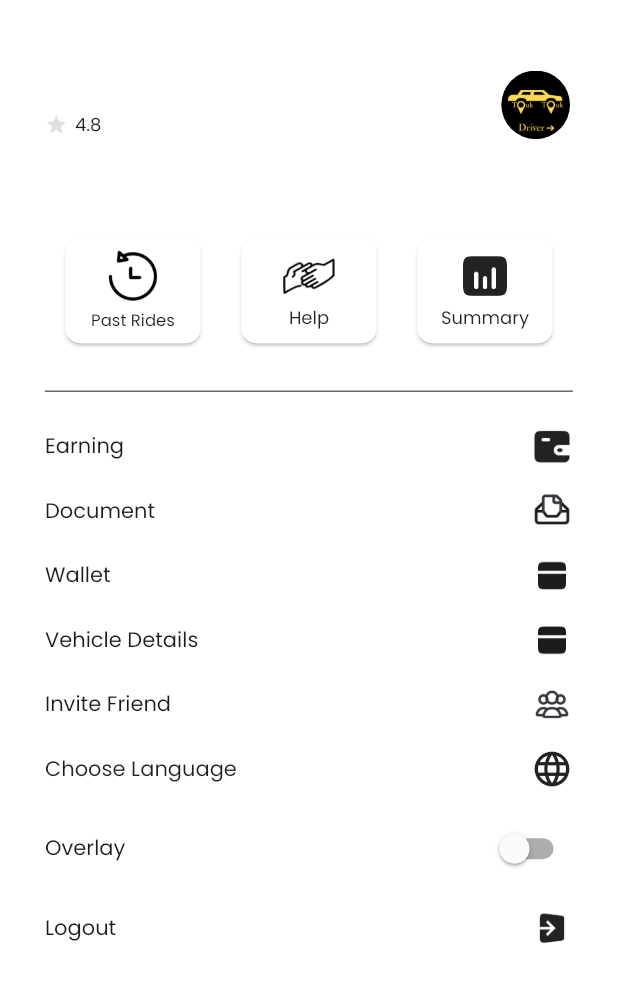
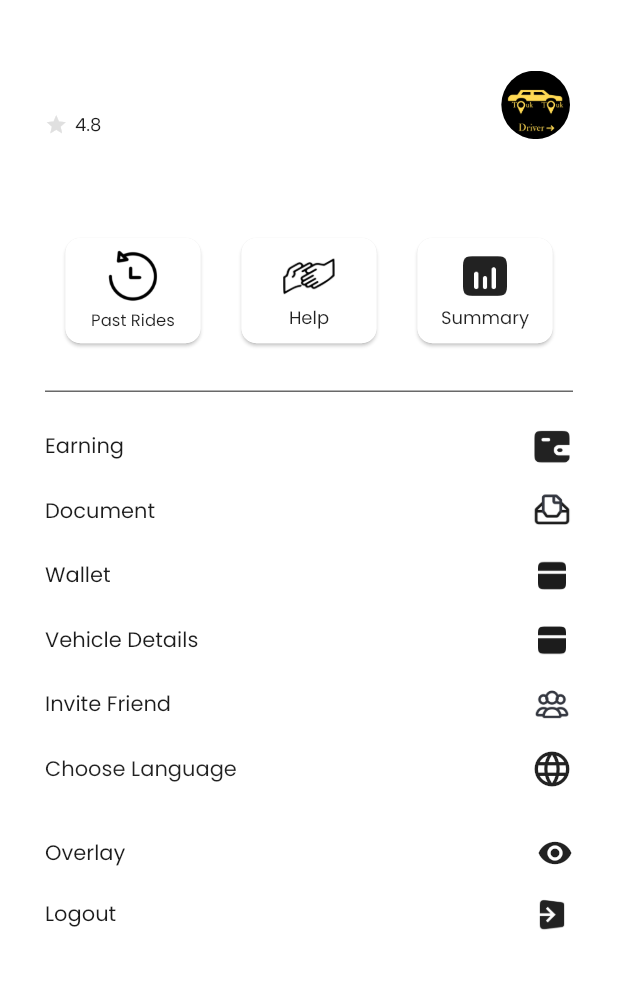
Before and after one commit to laxmanMurjani/toukToukDriver, a Flutter app: the HomeScreen screen opened directly, after a tap on "Account", on a phone screen of 412 x 824 dp. Shown: the top 982 px of the screen. Run offline on Flutter 3.47's test engine with Material 2 defaults, Android fonts, the phone set to English and light mode, and no system bars; drawn by our look-alikes of cached_network_image; our stand-ins replace assets_audio_player, carousel_slider, country_code_picker, device_info_plus, dio, dotted_line and 31 more; missing offline and left inert: awesome_dropdown, dart:ffi, expand_widget, flutter_callkit_incoming, flutter_email_sender, flutter_facebook_auth and 6 more; accounts and stored records are empty; network calls fail.

Commit message:
callkit complete android setup

```diff
--- a/lib/ui/home_screen.dart
+++ b/lib/ui/home_screen.dart
@@ -113,7 +113,9 @@ class _HomeScreenState extends State<HomeScreen>
 
       });
 
-      _homeController.callListenerEvent();
+      if(Platform.isAndroid){
+        _homeController.callListenerEvent();
+      }
 
     WidgetsBinding.instance.addPostFrameCallback((timeStamp) async {
 
--- a/lib/ui/profile_page.dart
+++ b/lib/ui/profile_page.dart
@@ -549,7 +549,45 @@ class _ProfilePageState extends State<ProfilePage> {
                         height:Platform.isAndroid ? 15 : 0,
                       ),
 
-                   Platform.isAndroid ?   Row(
+                   // Platform.isAndroid ?   Row(
+                   //   mainAxisAlignment: MainAxisAlignment.spaceBetween,
+                   //   children: [
+                   //     Text(
+                   //       'Overlay'.tr,
+                   //       style: TextStyle(
+                   //           fontSize: 14,
+                   //           color: AppColors.primaryColor),
+                   //     ),
+                   //     Switch(
+                   //       value: homeCont.isOverlayOn.value,
+                   //       activeColor: AppColors.primaryColor,
+                   //
+                   //       onChanged: (value) {
+                   //         homeCont.isOverlayOn.value = value;
+                   //         if(homeCont.isOverlayOn.value){
+                   //
+                   //         } else {
+                   //           homeCont.isCloseOverlay.value = true;
+                   //           closeNativeMessage3();
+                   //         }
+                   //       },
+                   //     ),
+                   //   ],
+                   // ) : SizedBox(),
+
+                      SizedBox(
+                        height: 15,
+                      ),
+                      InkWell(
+                        onTap: () {
+                          homeCont.isCloseOverlay.value = false;
+                          _getNativeMessage();
+                          print("oskdnks===>${_getNativeMessage.isNull}");
+                          if(!_getNativeMessage.isNull){
+                            _getNativeMessage2();
+                          }
+                        },
+                        child: Row(
                           mainAxisAlignment: MainAxisAlignment.spaceBetween,
                           children: [
                             Text(
@@ -558,28 +596,11 @@ class _ProfilePageState extends State<ProfilePage> {
                                   fontSize: 14,
                                   color: AppColors.primaryColor),
                             ),
-                       Switch(
-                         value: homeCont.isOverlayOn.value,
-                         activeColor: AppColors.primaryColor,
+                        Icon(Icons.remove_red_eye)
+                          ],
+                        ),
+                      ),
 
-                         onChanged: (value) {
-                           homeCont.isOverlayOn.value = value;
-
-                           if(homeCont.isOverlayOn.value){
-                             homeCont.isCloseOverlay.value = false;
-                              _getNativeMessage();
-                             print("oskdnks===>${_getNativeMessage.isNull}");
-                             if(!_getNativeMessage.isNull){
-                            _getNativeMessage2();
-                             }
-                           } else {
-                             homeCont.isCloseOverlay.value = true;
-                             closeNativeMessage3();
-                           }
-                         },
-                       ),
-                     ],
-                   ) : SizedBox(),
 
                       SizedBox(
                         height: 15,
--- a/pubspec.yaml
+++ b/pubspec.yaml
@@ -99,7 +99,7 @@ dependencies:
 #  flutter_ringtone_player: ^3.2.0
 #  audioplayers: ^4.1.0
   assets_audio_player: ^3.0.6
-  android_intent_plus: ^3.1.9
+#  android_intent_plus: ^3.1.9
   package_info_plus: ^1.4.2
   flutter_callkit_incoming: ^2.0.0+1
 
```
Also changed, not shown: lib/controller/home_controller.dart (+9 -2 lines), lib/ui/widget/home_widget/availble_request_widget.dart (+2 -6 lines), pubspec.lock, 6 other files. Lines whose indentation alone changed are shown as unchanged.
